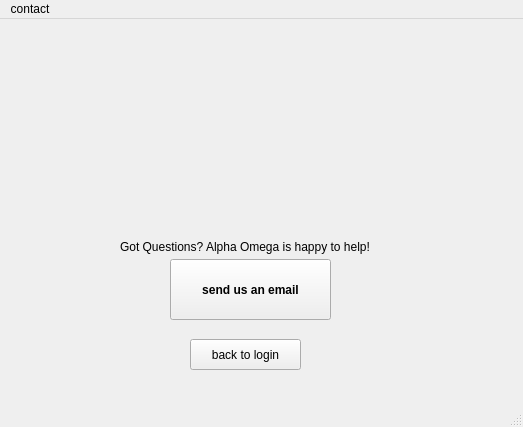
Before: the Qt Designer form qt-source/contact.ui in Alpha-Omega-Saddleback-2018-Summer-CS1C/2DGraphicsProject, drawn with Qt 5.
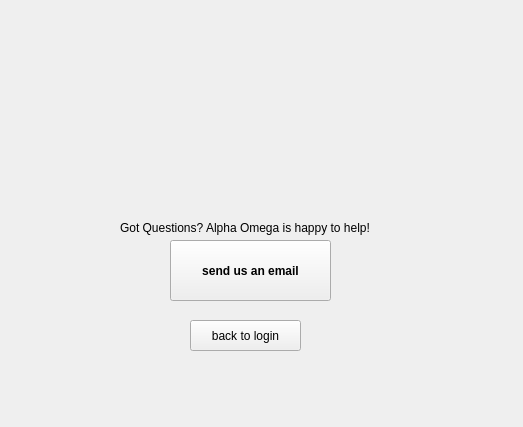
After: the same form once the commit is applied.

Patch:
```diff
--- a/qt-source/contact.ui
+++ b/qt-source/contact.ui
@@ -1,7 +1,7 @@
 <?xml version="1.0" encoding="UTF-8"?>
 <ui version="4.0">
  <class>contact</class>
- <widget class="QMainWindow" name="contact">
+ <widget class="QWidget" name="contact">
   <property name="geometry">
    <rect>
     <x>0</x>
@@ -13,7 +13,15 @@
   <property name="windowTitle">
    <string>MainWindow</string>
   </property>
-  <widget class="QWidget" name="centralwidget">
+  <widget class="QWidget" name="centralwidget" native="true">
+   <property name="geometry">
+    <rect>
+     <x>0</x>
+     <y>0</y>
+     <width>531</width>
+     <height>371</height>
+    </rect>
+   </property>
    <widget class="QPushButton" name="pushButton">
     <property name="geometry">
      <rect>
@@ -74,23 +82,6 @@
     </property>
    </widget>
   </widget>
-  <widget class="QMenuBar" name="menubar">
-   <property name="geometry">
-    <rect>
-     <x>0</x>
-     <y>0</y>
-     <width>523</width>
-     <height>22</height>
-    </rect>
-   </property>
-   <widget class="QMenu" name="menucontact">
-    <property name="title">
-     <string>contact</string>
-    </property>
-   </widget>
-   <addaction name="menucontact"/>
-  </widget>
-  <widget class="QStatusBar" name="statusbar"/>
  </widget>
  <resources/>
  <connections/>
```
Left out of the diff: 2 changed lines with no effect on the pictures.
